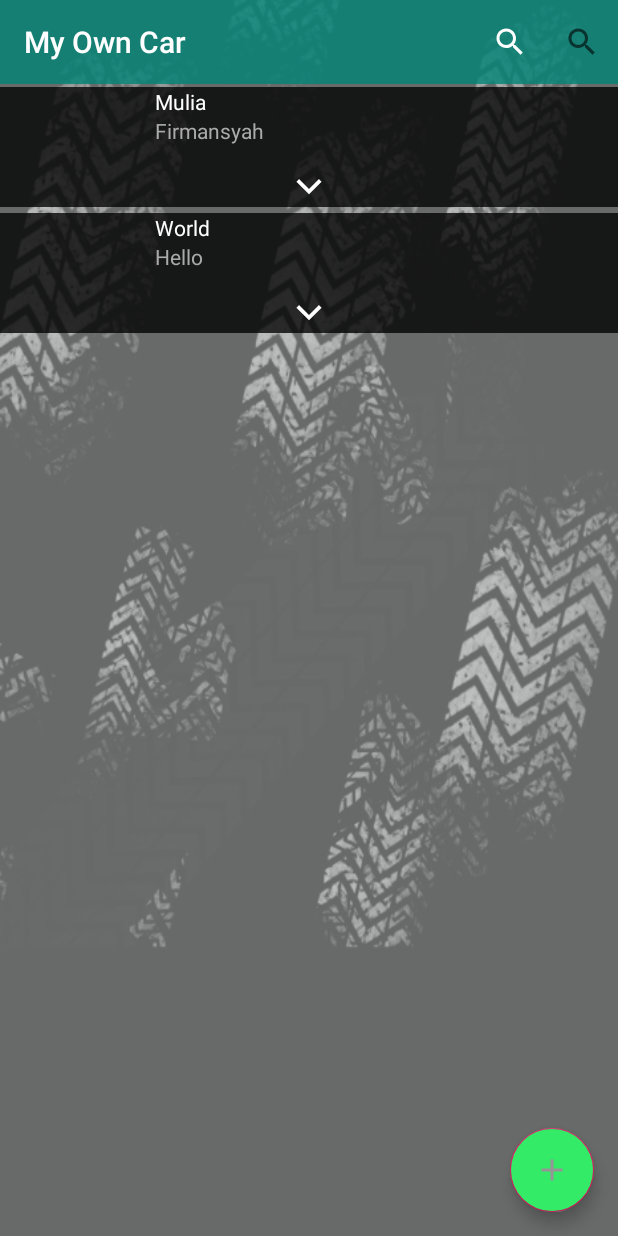
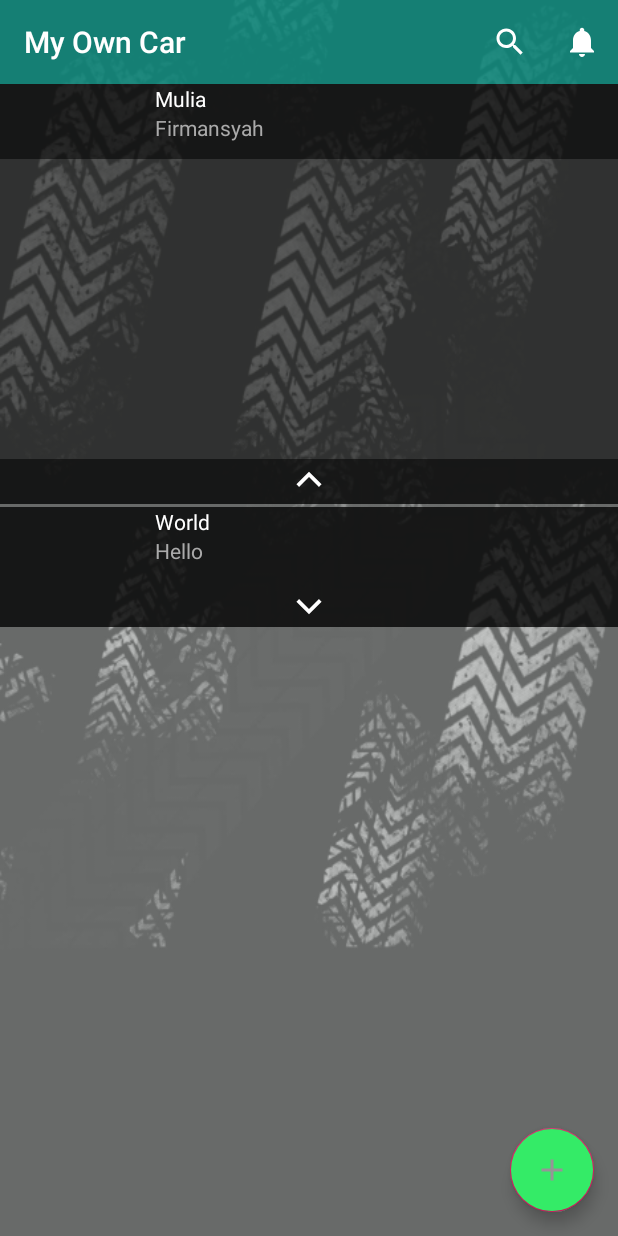
Before and after one commit to KevinAS28/Jujojaz-APP, an Android app: the EditVehicle screen opened directly, with no data from a screen before it, after a tap on an icon or button, on a phone screen of 412 x 824 dp. Run offline under Robolectric (Android 15) with nearby library versions, the phone set to English and light mode, and no system bars; pictures from the network do not load.

Commit message:
expandable recycler di edit sudah bisa dan memperbaiki bug pada search view dan memperbarui menu

```diff
--- a/App-Android Studio/JujojazBase/app/src/main/java/com/example/jujojazbase/AdapterEditRecycler.java
+++ b/App-Android Studio/JujojazBase/app/src/main/java/com/example/jujojazbase/AdapterEditRecycler.java
@@ -7,6 +7,7 @@ import android.view.View;
 import android.view.ViewGroup;
 import android.widget.ImageButton;
 import android.widget.ImageView;
+import android.widget.RelativeLayout;
 import android.widget.TextView;
 
 import androidx.annotation.NonNull;
@@ -20,14 +21,13 @@ import java.util.List;
 public class AdapterEditRecycler extends RecyclerView.Adapter<AdapterEditRecycler.viewHolder> {
     public static List<List<String>> data;
     private Context context;
-    private boolean btnDownBool = false;
 
     public static class viewHolder extends RecyclerView.ViewHolder {
 
         TextView name, detail;
         ImageView foto;
         ImageButton btnDown;
-        ViewGroup viewGroup;
+        RelativeLayout relativeLayoutEdit;
 
         public viewHolder(@NonNull View itemView) {
             super(itemView);
@@ -35,6 +35,7 @@ public class AdapterEditRecycler extends RecyclerView.Adapter<AdapterEditRecycle
             detail = itemView.findViewById(R.id.detailEdit);
             foto = itemView.findViewById(R.id.fotoEdit);
             btnDown = itemView.findViewById(R.id.btnDown);
+            relativeLayoutEdit = itemView.findViewById(R.id.relativeLayoutEdit);
         }
     }
 
@@ -53,7 +54,7 @@ public class AdapterEditRecycler extends RecyclerView.Adapter<AdapterEditRecycle
     }
 
     @Override
-    public void onBindViewHolder(@NonNull final AdapterEditRecycler.viewHolder holder, int position) {
+    public void onBindViewHolder(@NonNull final AdapterEditRecycler.viewHolder holder, final int position) {
         List<String> dataset = data.get(position);
         //Glide.with(context)
         //        .load(dataset.get(0))
@@ -64,11 +65,17 @@ public class AdapterEditRecycler extends RecyclerView.Adapter<AdapterEditRecycle
         holder.btnDown.setOnClickListener(new View.OnClickListener() {
             @Override
             public void onClick(View v) {
-                Log.d("btnDown", String.valueOf(holder.getAdapterPosition()));
-                Log.d("btnDown", "Height : " + holder.viewGroup.getLayoutParams().height + "\nWidth : " + holder.viewGroup.getLayoutParams().width);
-                btnDownBool = !btnDownBool;
+                Log.d("AdapterEditRecycler", "btnDown");
+                List<String> datasetBool = data.get(holder.getAdapterPosition());
+                datasetBool.set(3, String.valueOf(!Boolean.valueOf(datasetBool.get(3))));
+                Log.d("AdapterEditRecycler", "dataset : " + datasetBool.toString());
+                notifyItemChanged(holder.getAdapterPosition());
             }
         });
+        boolean isExpand = Boolean.valueOf(dataset.get(3));
+        Log.d("AdapterEditRecycler", "isExpand : " + String.valueOf(isExpand));
+        holder.relativeLayoutEdit.setVisibility(isExpand ? View.VISIBLE : View.GONE);
+        holder.btnDown.animate().rotation(isExpand ? 180 : 0).start();
     }
 
     @Override
--- a/App-Android Studio/JujojazBase/app/src/main/java/com/example/jujojazbase/Auth.java
+++ b/App-Android Studio/JujojazBase/app/src/main/java/com/example/jujojazbase/Auth.java
@@ -60,9 +60,6 @@ public class Auth extends AppCompatActivity implements View.OnClickListener {
         email = findViewById(R.id.emailEText);
         password = findViewById(R.id.passEText);
 
-        signUp = findViewById(R.id.textSignUp);
-        signUp.setOnClickListener(this);
-
         signIn = findViewById(R.id.btnSignIn);
         signIn.setOnClickListener(this);
 
--- a/App-Android Studio/JujojazBase/app/src/main/java/com/example/jujojazbase/EditVehicle.java
+++ b/App-Android Studio/JujojazBase/app/src/main/java/com/example/jujojazbase/EditVehicle.java
@@ -30,7 +30,7 @@ public class EditVehicle extends AppCompatActivity implements SearchView.OnQuery
         toolbar = findViewById(R.id.toolBar);
         setSupportActionBar(toolbar);
 
-        String[][] dataset = new String[][] {{"java", "Mulia", "Firmansyah"}, {"java", "World", "Hello"}};
+        String[][] dataset = new String[][] {{"java", "Mulia", "Firmansyah", String.valueOf(false)}, {"java", "World", "Hello", String.valueOf(false)}};
         data = new ArrayList<>();
         data.addAll(Collections.singleton(Arrays.asList(dataset[0])));
         data.addAll(Collections.singleton(Arrays.asList(dataset[1])));
@@ -64,7 +64,7 @@ public class EditVehicle extends AppCompatActivity implements SearchView.OnQuery
         String userInput =  newText.toLowerCase();
         List<List<String>> newData = new ArrayList<>();
         for (List<String> data : data) {
-            if (data.get(0).toLowerCase().contains(userInput)) {
+            if (data.get(1).toLowerCase().contains(userInput)) {
                 newData.addAll(Collections.singleton(data));
             }
         }
--- a/App-Android Studio/JujojazBase/app/src/main/res/layout/activity_edit_vehicle.xml
+++ b/App-Android Studio/JujojazBase/app/src/main/res/layout/activity_edit_vehicle.xml
@@ -25,7 +25,7 @@
         <androidx.recyclerview.widget.RecyclerView
             android:id="@+id/recyclerViewEdit"
             android:layout_width="match_parent"
-            android:layout_height="wrap_content"
+            android:layout_height="match_parent"
             android:scrollbars="vertical"
             tools:listitem="@layout/item_list_edit" />
 
--- a/App-Android Studio/JujojazBase/app/src/main/res/layout/item_list_edit.xml
+++ b/App-Android Studio/JujojazBase/app/src/main/res/layout/item_list_edit.xml
@@ -6,7 +6,6 @@
     android:orientation="vertical"
     android:layout_width="match_parent"
     android:layout_height="wrap_content"
-    android:layout_marginTop="2dp"
     android:layout_marginBottom="2dp"
     android:background="@color/colorBlackTransparent">
 
@@ -45,11 +44,52 @@
 
     </LinearLayout>
 
+    <RelativeLayout
+        android:id="@+id/relativeLayoutEdit"
+        android:layout_width="match_parent"
+        android:layout_height="200dp">
+
+        <RelativeLayout
+            android:layout_width="match_parent"
+            android:layout_height="wrap_content"
+            android:layout_centerVertical="true"
+            android:paddingLeft="40dp"
+            android:paddingRight="40dp">
+
+            <ImageView
+                android:layout_width="80dp"
+                android:layout_height="80dp"
+                android:layout_alignParentLeft="true"
+                android:layout_alignParentStart="true" />
+
+            <ImageView
+                android:layout_width="80dp"
+                android:layout_height="80dp"
+                android:layout_centerInParent="true"/>
+
+            <ImageView
+                android:layout_width="80dp"
+                android:layout_height="80dp"
+                android:layout_alignParentRight="true"
+                android:layout_alignParentEnd="true" />
+
+        </RelativeLayout>
+
+        <ImageButton
+            android:layout_width="30dp"
+            android:layout_height="30dp"
+            android:layout_margin="@dimen/fab_margin"
+            android:layout_alignParentRight="true"
+            android:layout_alignParentEnd="true"
+            android:background="#00000000"/>
+
+    </RelativeLayout>
+
     <ImageButton
         android:id="@+id/btnDown"
         android:layout_width="match_parent"
         android:layout_height="30dp"
         app:srcCompat="@drawable/ic_down_button"
-        android:background="@color/colorBlackTransparent" />
+        android:background="@color/colorBlackTransparent"/>
 
 </LinearLayout>
--- a/App-Android Studio/JujojazBase/app/src/main/res/menu/menu.xml
+++ b/App-Android Studio/JujojazBase/app/src/main/res/menu/menu.xml
@@ -13,7 +13,6 @@
         android:id="@+id/menuNotification"
         android:icon="@drawable/ic_notifications_white_24dp"
         android:title="@string/menuNotification"
-        app:showAsAction="ifRoom"
-        app:actionViewClass="android.widget.SearchView"/>
+        app:showAsAction="ifRoom"/>
 
 </menu>
```
